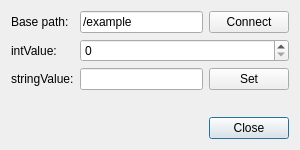
qtproject/qt-mobility, file examples/publish-subscribe/providerdialog.ui: the form before one commit.
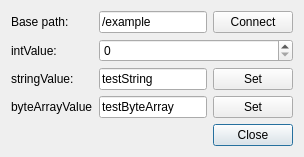
The form after the commit.

Commit message: ByteArray added to publish-subscribe example

```diff
--- a/examples/publish-subscribe/providerdialog.ui
+++ b/examples/publish-subscribe/providerdialog.ui
@@ -76,11 +76,11 @@
       </sizepolicy>
      </property>
      <property name="text">
-      <string/>
+      <string>testString</string>
      </property>
     </widget>
    </item>
-   <item row="5" column="0" colspan="3">
+   <item row="6" column="0" colspan="3">
     <widget class="QDialogButtonBox" name="buttonBox">
      <property name="orientation">
       <enum>Qt::Horizontal</enum>
@@ -90,7 +90,7 @@
      </property>
     </widget>
    </item>
-   <item row="3" column="0" colspan="3">
+   <item row="4" column="0" colspan="3">
     <spacer name="verticalSpacer">
      <property name="orientation">
       <enum>Qt::Vertical</enum>
@@ -111,7 +111,28 @@
     </widget>
    </item>
    <item row="2" column="2">
-    <widget class="QPushButton" name="setButton">
+    <widget class="QPushButton" name="setStringButton">
+     <property name="text">
+      <string>Set</string>
+     </property>
+    </widget>
+   </item>
+   <item row="3" column="0">
+    <widget class="QLabel" name="label_4">
+     <property name="text">
+      <string>byteArrayValue</string>
+     </property>
+    </widget>
+   </item>
+   <item row="3" column="1">
+    <widget class="QLineEdit" name="byteArrayValue">
+     <property name="text">
+      <string>testByteArray</string>
+     </property>
+    </widget>
+   </item>
+   <item row="3" column="2">
+    <widget class="QPushButton" name="setByteArrayButton">
      <property name="text">
       <string>Set</string>
      </property>
```
The commit also changes 4 other files.
